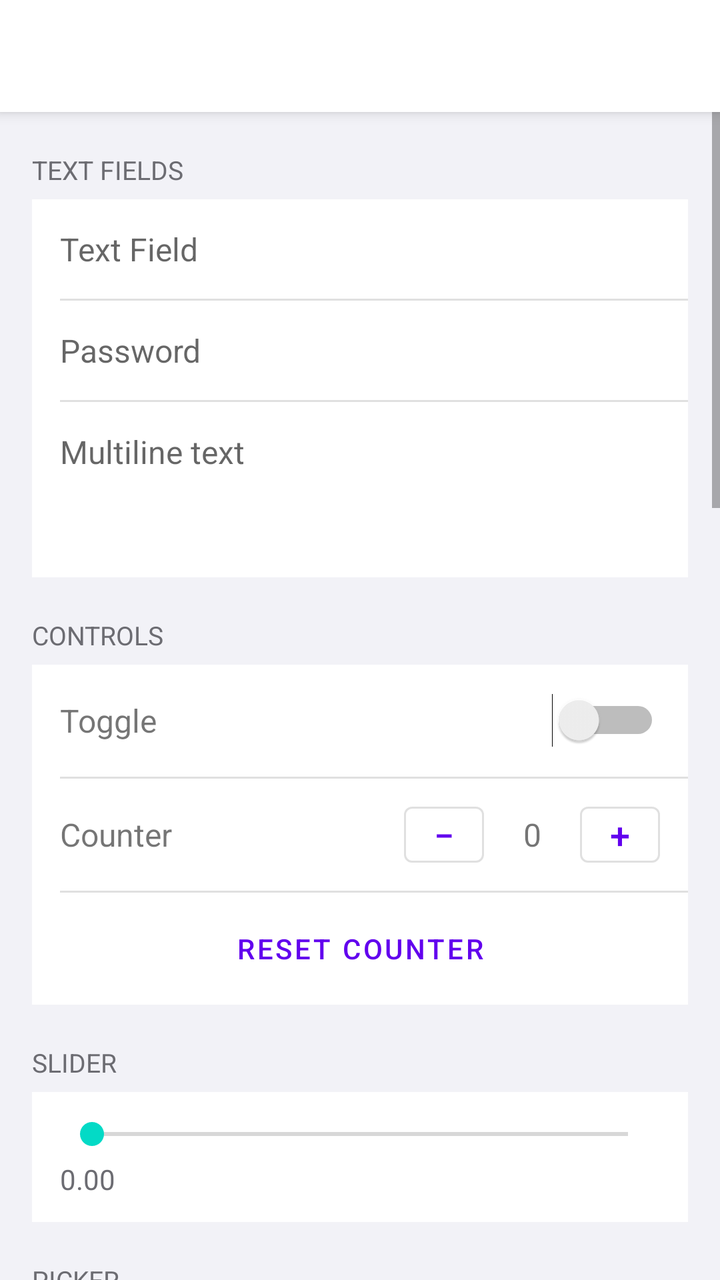
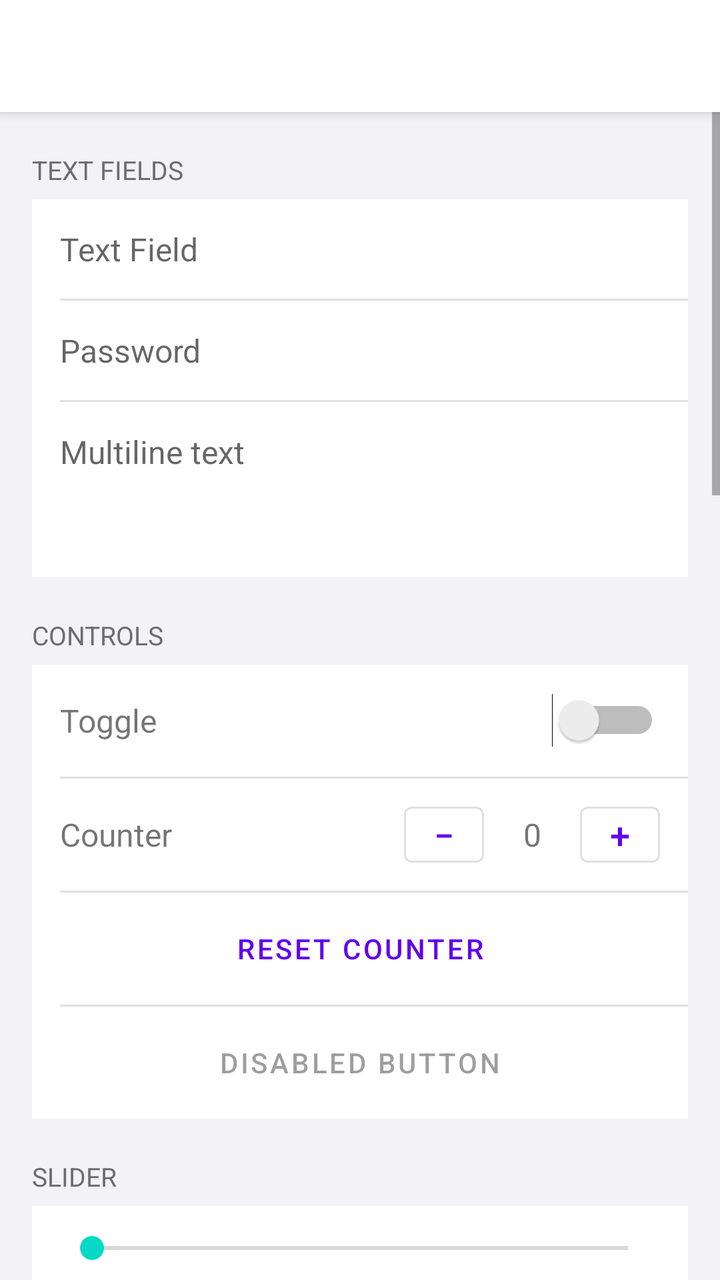

Two renders of the same Android screen: before a commit and after it. Below are the layout's source before the change and the commit's diff.
<!-- AndroidManifest.xml: application theme Theme.Playground -->
<!-- res/layout/activity_basic_ui.xml -->
<?xml version="1.0" encoding="utf-8"?>
<androidx.coordinatorlayout.widget.CoordinatorLayout
    xmlns:android="http://schemas.android.com/apk/res/android"
    xmlns:app="http://schemas.android.com/apk/res-auto"
    android:layout_width="match_parent"
    android:layout_height="match_parent"
    android:fitsSystemWindows="true">

    <com.google.android.material.appbar.AppBarLayout
        android:layout_width="match_parent"
        android:layout_height="wrap_content"
        android:fitsSystemWindows="true">
        <com.google.android.material.appbar.MaterialToolbar
            android:id="@+id/toolbar"
            android:layout_width="match_parent"
            android:layout_height="?attr/actionBarSize"
            style="@style/Widget.Playground.Toolbar" />
    </com.google.android.material.appbar.AppBarLayout>

    <ScrollView
    android:layout_width="match_parent"
    android:layout_height="match_parent"
    android:background="#F2F2F7"
    app:layout_behavior="@string/appbar_scrolling_view_behavior">

    <LinearLayout
        android:layout_width="match_parent"
        android:layout_height="wrap_content"
        android:orientation="vertical"
        android:paddingStart="16dp"
        android:paddingEnd="16dp"
        android:paddingBottom="32dp">

        
        <TextView
            android:layout_width="match_parent"
            android:layout_height="wrap_content"
            android:text="Text Fields"
            style="@style/SectionHeader" />

        <LinearLayout
            android:layout_width="match_parent"
            android:layout_height="wrap_content"
            android:orientation="vertical"
            android:background="#FFFFFF">

            <EditText
                android:id="@+id/text_field"
                android:contentDescription="text_field"
                android:layout_width="match_parent"
                android:layout_height="wrap_content"
                android:hint="Text Field"
                android:inputType="text"
                android:padding="14dp"
                android:background="@null"
                android:textSize="16sp" />

            <View
                android:layout_width="match_parent"
                android:layout_height="1dp"
                android:layout_marginStart="14dp"
                android:background="#E0E0E0" />

            <EditText
                android:id="@+id/password_field"
                android:contentDescription="password_field"
                android:layout_width="match_parent"
                android:layout_height="wrap_content"
                android:hint="Password"
                android:inputType="textPassword"
                android:padding="14dp"
                android:background="@null"
                android:textSize="16sp" />

            <View
                android:layout_width="match_parent"
                android:layout_height="1dp"
                android:layout_marginStart="14dp"
                android:background="#E0E0E0" />

            <EditText
                android:id="@+id/multiline_text"
                android:contentDescription="multiline_text"
                android:layout_width="match_parent"
                android:layout_height="wrap_content"
                android:hint="Multiline text"
                android:inputType="textMultiLine"
                android:minLines="3"
                android:gravity="top|start"
                android:padding="14dp"
                android:background="@null"
                android:textSize="16sp" />
        </LinearLayout>

        
        <TextView
            android:layout_width="match_parent"
            android:layout_height="wrap_content"
            android:text="Controls"
            style="@style/SectionHeader" />

        <LinearLayout
            android:layout_width="match_parent"
            android:layout_height="wrap_content"
            android:orientation="vertical"
            android:background="#FFFFFF">

            <LinearLayout
                android:layout_width="match_parent"
                android:layout_height="56dp"
                android:orientation="horizontal"
                android:paddingStart="14dp"
                android:paddingEnd="14dp"
                android:gravity="center_vertical">
                <TextView
                    android:layout_width="0dp"
                    android:layout_height="wrap_content"
                    android:layout_weight="1"
                    android:text="Toggle"
                    android:textSize="16sp" />
                <Switch
                    android:id="@+id/toggle"
                    android:contentDescription="toggle"
                    android:layout_width="wrap_content"
                    android:layout_height="wrap_content" />
            </LinearLayout>

            <View
                android:layout_width="match_parent"
                android:layout_height="1dp"
                android:layout_marginStart="14dp"
                android:background="#E0E0E0" />

            <LinearLayout
                android:id="@+id/stepper"
                android:contentDescription="stepper"
                android:layout_width="match_parent"
                android:layout_height="56dp"
                android:orientation="horizontal"
                android:paddingStart="14dp"
                android:paddingEnd="14dp"
                android:gravity="center_vertical">
                <TextView
                    android:layout_width="0dp"
                    android:layout_height="wrap_content"
                    android:layout_weight="1"
                    android:text="Counter"
                    android:textSize="16sp" />
                <Button
                    android:id="@+id/stepper_decrement"
                    android:layout_width="40dp"
                    android:layout_height="40dp"
                    android:text="−"
                    android:textSize="18sp"
                    android:padding="0dp"
                    style="@style/Widget.MaterialComponents.Button.OutlinedButton" />
                <TextView
                    android:id="@+id/stepper_value"
                    android:layout_width="48dp"
                    android:layout_height="wrap_content"
                    android:text="0"
                    android:textSize="16sp"
                    android:gravity="center" />
                <Button
                    android:id="@+id/stepper_increment"
                    android:layout_width="40dp"
                    android:layout_height="40dp"
                    android:text="+"
                    android:textSize="18sp"
                    android:padding="0dp"
                    style="@style/Widget.MaterialComponents.Button.OutlinedButton" />
            </LinearLayout>

            <View
                android:layout_width="match_parent"
                android:layout_height="1dp"
                android:layout_marginStart="14dp"
                android:background="#E0E0E0" />

            <Button
                android:id="@+id/button"
                android:contentDescription="button"
                android:layout_width="match_parent"
                android:layout_height="56dp"
                android:text="Reset Counter"
                style="@style/Widget.MaterialComponents.Button.TextButton" />
        </LinearLayout>

        
        <TextView
            android:layout_width="match_parent"
            android:layout_height="wrap_content"
            android:text="Slider"
            style="@style/SectionHeader" />

        <LinearLayout
            android:layout_width="match_parent"
            android:layout_height="wrap_content"
            android:orientation="vertical"
            android:background="#FFFFFF"
            android:paddingStart="14dp"
            android:paddingEnd="14dp"
            android:paddingTop="12dp"
            android:paddingBottom="12dp">
            <SeekBar
                android:id="@+id/slider"
                android:contentDescription="slider"
                android:layout_width="match_parent"
                android:layout_height="wrap_content"
                android:max="100" />
            <TextView
                android:id="@+id/slider_value"
                android:layout_width="wrap_content"
                android:layout_height="wrap_content"
                android:layout_marginTop="4dp"
                android:text="0.00"
                android:textSize="14sp"
                android:textColor="#6C6C72" />
        </LinearLayout>

        
        <TextView
            android:layout_width="match_parent"
            android:layout_height="wrap_content"
            android:text="Picker"
            style="@style/SectionHeader" />

        <LinearLayout
            android:layout_width="match_parent"
            android:layout_height="wrap_content"
            android:orientation="vertical"
            android:background="#FFFFFF">

            <LinearLayout
                android:layout_width="match_parent"
                android:layout_height="56dp"
                android:orientation="horizontal"
                android:paddingStart="14dp"
                android:paddingEnd="14dp"
                android:gravity="center_vertical">
                <TextView
                    android:layout_width="0dp"
                    android:layout_height="wrap_content"
                    android:layout_weight="1"
                    android:text="Picker"
                    android:textSize="16sp" />
                <Spinner
                    android:id="@+id/picker"
                    android:contentDescription="picker"
                    android:layout_width="wrap_content"
                    android:layout_height="wrap_content" />
            </LinearLayout>

            <View
                android:layout_width="match_parent"
                android:layout_height="1dp"
                android:layout_marginStart="14dp"
                android:background="#E0E0E0" />

            <LinearLayout
                android:layout_width="match_parent"
                android:layout_height="wrap_content"
                android:orientation="vertical"
                android:paddingStart="14dp"
                android:paddingEnd="14dp"
                android:paddingTop="12dp"
                android:paddingBottom="12dp">
                <TextView
                    android:layout_width="wrap_content"
                    android:layout_height="wrap_content"
                    android:text="Segmented Control"
                    android:textSize="14sp"
                    android:textColor="#6C6C72"
                    android:layout_marginBottom="4dp" />
                <RadioGroup
                    android:id="@+id/segmented_control"
                    android:contentDescription="segmented_control"
                    android:layout_width="wrap_content"
                    android:layout_height="wrap_content"
                    android:orientation="horizontal">
                    <RadioButton
                        android:id="@+id/seg_one"
                        android:layout_width="wrap_content"
                        android:layout_height="wrap_content"
                        android:text="One"
                        android:checked="true" />
                    <RadioButton
                        android:id="@+id/seg_two"
                        android:layout_width="wrap_content"
                        android:layout_height="wrap_content"
                        android:text="Two"
                        android:layout_marginStart="16dp" />
                    <RadioButton
                        android:id="@+id/seg_three"
                        android:layout_width="wrap_content"
                        android:layout_height="wrap_content"
                        android:text="Three"
                        android:layout_marginStart="16dp" />
                </RadioGroup>
            </LinearLayout>
        </LinearLayout>

        
        <TextView
            android:layout_width="match_parent"
            android:layout_height="wrap_content"
            android:text="Date"
            style="@style/SectionHeader" />

        <LinearLayout
            android:layout_width="match_parent"
            android:layout_height="wrap_content"
            android:orientation="vertical"
            android:background="#FFFFFF">

            <LinearLayout
                android:layout_width="match_parent"
                android:layout_height="56dp"
                android:orientation="horizontal"
                android:paddingStart="14dp"
                android:paddingEnd="14dp"
                android:gravity="center_vertical">
                <TextView
                    android:layout_width="0dp"
                    android:layout_height="wrap_content"
                    android:layout_weight="1"
                    android:text="Date"
                    android:textSize="16sp" />
                <Button
                    android:id="@+id/date_picker"
                    android:contentDescription="date_picker"
                    android:layout_width="wrap_content"
                    android:layout_height="wrap_content"
                    android:text="Select Date"
                    style="@style/Widget.MaterialComponents.Button.TextButton" />
            </LinearLayout>

            <View
                android:layout_width="match_parent"
                android:layout_height="1dp"
                android:layout_marginStart="14dp"
                android:background="#E0E0E0" />

            <TextView
                android:id="@+id/date_value"
                android:layout_width="match_parent"
                android:layout_height="wrap_content"
                android:paddingStart="14dp"
                android:paddingEnd="14dp"
                android:paddingTop="12dp"
                android:paddingBottom="12dp"
                android:text="No date selected"
                android:textSize="14sp"
                android:textColor="#6C6C72" />
        </LinearLayout>

        
        <TextView
            android:layout_width="match_parent"
            android:layout_height="wrap_content"
            android:text="Progress"
            style="@style/SectionHeader" />

        <LinearLayout
            android:layout_width="match_parent"
            android:layout_height="wrap_content"
            android:orientation="vertical"
            android:background="#FFFFFF">

            <LinearLayout
                android:layout_width="match_parent"
                android:layout_height="wrap_content"
                android:orientation="vertical"
                android:paddingStart="14dp"
                android:paddingEnd="14dp"
                android:paddingTop="12dp"
                android:paddingBottom="12dp">
                <TextView
                    android:layout_width="wrap_content"
                    android:layout_height="wrap_content"
                    android:text="Progress View"
                    android:textSize="14sp"
                    android:textColor="#6C6C72"
                    android:layout_marginBottom="8dp" />
                <ProgressBar
                    android:id="@+id/progress_view"
                    android:contentDescription="progress_view"
                    android:layout_width="match_parent"
                    android:layout_height="wrap_content"
                    style="@style/Widget.AppCompat.ProgressBar.Horizontal"
                    android:progress="50"
                    android:max="100" />
            </LinearLayout>

            <View
                android:layout_width="match_parent"
                android:layout_height="1dp"
                android:layout_marginStart="14dp"
                android:background="#E0E0E0" />

            <LinearLayout
                android:layout_width="match_parent"
                android:layout_height="56dp"
                android:orientation="horizontal"
                android:paddingStart="14dp"
                android:paddingEnd="14dp"
                android:gravity="center_vertical">
                <TextView
                    android:layout_width="0dp"
                    android:layout_height="wrap_content"
                    android:layout_weight="1"
                    android:text="Activity Indicator"
                    android:textSize="16sp" />
                <ProgressBar
                    android:id="@+id/activity_indicator"
                    android:contentDescription="activity_indicator"
                    android:layout_width="wrap_content"
                    android:layout_height="wrap_content" />
            </LinearLayout>
        </LinearLayout>

        
        <TextView
            android:layout_width="match_parent"
            android:layout_height="wrap_content"
            android:text="Labels"
            style="@style/SectionHeader" />

        <LinearLayout
            android:layout_width="match_parent"
            android:layout_height="wrap_content"
            android:orientation="vertical"
            android:background="#FFFFFF">

            <TextView
                android:id="@+id/label"
                android:contentDescription="label"
                android:layout_width="match_parent"
                android:layout_height="56dp"
                android:paddingStart="14dp"
                android:paddingEnd="14dp"
                android:text="Label"
                android:textSize="16sp"
                android:drawableStart="@android:drawable/ic_dialog_info"
                android:drawablePadding="10dp"
                android:gravity="center_vertical" />

            <View
                android:layout_width="match_parent"
                android:layout_height="1dp"
                android:layout_marginStart="14dp"
                android:background="#E0E0E0" />

            <TextView
                android:id="@+id/plain_label"
                android:contentDescription="plain_label"
                android:layout_width="match_parent"
                android:layout_height="56dp"
                android:paddingStart="14dp"
                android:paddingEnd="14dp"
                android:text="Plain Label"
                android:textSize="16sp"
                android:gravity="center_vertical" />

            <View
                android:layout_width="match_parent"
                android:layout_height="1dp"
                android:layout_marginStart="14dp"
                android:background="#E0E0E0" />

            <TextView
                android:id="@+id/link"
                android:contentDescription="link"
                android:layout_width="match_parent"
                android:layout_height="56dp"
                android:paddingStart="14dp"
                android:paddingEnd="14dp"
                android:text="mobilewright.dev"
                android:textSize="16sp"
                android:textColor="#007AFF"
                android:gravity="center_vertical"
                android:background="?attr/selectableItemBackground"
                android:clickable="true"
                android:focusable="true" />
        </LinearLayout>

        
        <TextView
            android:layout_width="match_parent"
            android:layout_height="wrap_content"
            android:text="Dialogs &amp; Menus"
            style="@style/SectionHeader" />

        <LinearLayout
            android:layout_width="match_parent"
            android:layout_height="wrap_content"
            android:orientation="vertical"
            android:background="#FFFFFF">

            <Button
                android:id="@+id/alert_button"
                android:contentDescription="alert_button"
                android:layout_width="match_parent"
                android:layout_height="56dp"
                android:text="Show Alert"
                style="@style/Widget.MaterialComponents.Button.TextButton" />

            <View
                android:layout_width="match_parent"
                android:layout_height="1dp"
                android:layout_marginStart="14dp"
                android:background="#E0E0E0" />

            <Button
                android:id="@+id/confirmation_button"
                android:contentDescription="confirmation_button"
                android:layout_width="match_parent"
                android:layout_height="56dp"
                android:text="Confirmation Dialog"
                style="@style/Widget.MaterialComponents.Button.TextButton" />

            <View
                android:layout_width="match_parent"
                android:layout_height="1dp"
                android:layout_marginStart="14dp"
                android:background="#E0E0E0" />

            <Button
                android:id="@+id/menu"
                android:contentDescription="menu"
                android:layout_width="match_parent"
                android:layout_height="56dp"
                android:text="Menu"
                style="@style/Widget.MaterialComponents.Button.TextButton" />

            <View
                android:layout_width="match_parent"
                android:layout_height="1dp"
                android:layout_marginStart="14dp"
                android:background="#E0E0E0" />

            <TextView
                android:id="@+id/menu_last_action"
                android:layout_width="match_parent"
                android:layout_height="wrap_content"
                android:paddingStart="14dp"
                android:paddingEnd="14dp"
                android:paddingTop="12dp"
                android:paddingBottom="12dp"
                android:text="Last action: (none)"
                android:textSize="14sp"
                android:textColor="#6C6C72" />
        </LinearLayout>

        
        <TextView
            android:layout_width="match_parent"
            android:layout_height="wrap_content"
            android:text="Share &amp; Photos"
            style="@style/SectionHeader" />

        <LinearLayout
            android:layout_width="match_parent"
            android:layout_height="wrap_content"
            android:orientation="vertical"
            android:background="#FFFFFF">

            <Button
                android:id="@+id/share_link"
                android:contentDescription="share_link"
                android:layout_width="match_parent"
                android:layout_height="56dp"
                android:text="Share"
                style="@style/Widget.MaterialComponents.Button.TextButton" />

            <View
                android:layout_width="match_parent"
                android:layout_height="1dp"
                android:layout_marginStart="14dp"
                android:background="#E0E0E0" />

            <Button
                android:id="@+id/photos_picker"
                android:contentDescription="photos_picker"
                android:layout_width="match_parent"
                android:layout_height="56dp"
                android:text="Select Photo"
                style="@style/Widget.MaterialComponents.Button.TextButton" />
        </LinearLayout>

    </LinearLayout>
    </ScrollView>

</androidx.coordinatorlayout.widget.CoordinatorLayout>
<!-- resources referenced by this layout -->
<resources>
  <style name="SectionHeader">
          <item name="android:textSize">13sp</item>
          <item name="android:textColor">#6C6C72</item>
          <item name="android:textAllCaps">true</item>
          <item name="android:paddingTop">20dp</item>
          <item name="android:paddingBottom">6dp</item>
      </style>
  <style name="Widget.Playground.Toolbar" parent="Widget.MaterialComponents.Toolbar">
          <item name="android:background">?attr/colorSurface</item>
      </style>
  <style name="Theme.Playground" parent="Theme.MaterialComponents.Light.NoActionBar" />
</resources>

<!-- the commit's change to res/layout/activity_basic_ui.xml (unified diff, before → after) -->
@@ -183,6 +183,21 @@
                 android:layout_width="match_parent"
                 android:layout_height="56dp"
                 android:text="Reset Counter"
+                style="@style/Widget.MaterialComponents.Button.TextButton" />
+
+            <View
+                android:layout_width="match_parent"
+                android:layout_height="1dp"
+                android:layout_marginStart="14dp"
+                android:background="#E0E0E0" />
+
+            <Button
+                android:id="@+id/disabled_button"
+                android:contentDescription="disabled_button"
+                android:layout_width="match_parent"
+                android:layout_height="56dp"
+                android:text="Disabled Button"
+                android:enabled="false"
                 style="@style/Widget.MaterialComponents.Button.TextButton" />
         </LinearLayout>
 
